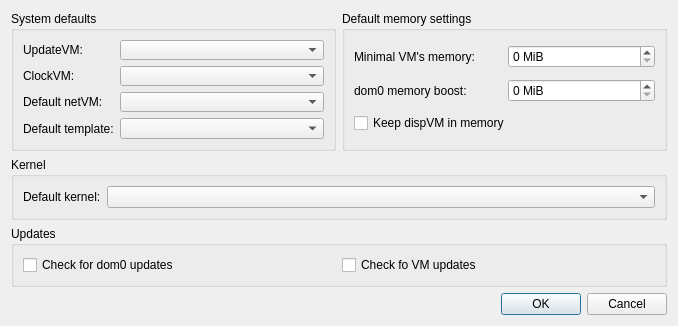
QubesOS/qubes-manager, file globalsettingsdlg.ui: the form before one commit.
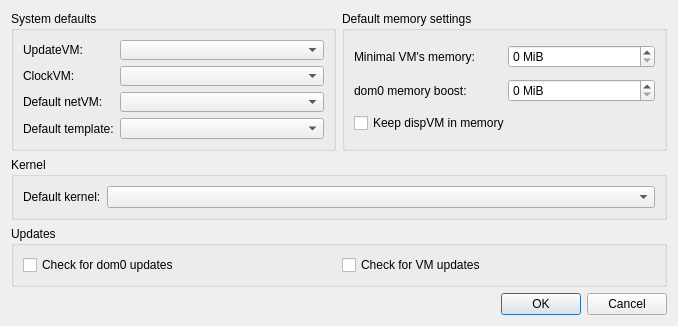
The form after the commit.

Patch:
```diff
--- a/globalsettingsdlg.ui
+++ b/globalsettingsdlg.ui
@@ -218,7 +218,7 @@
          <string>Unknown current state</string>
         </property>
         <property name="text">
-         <string>Check fo VM updates</string>
+         <string>Check for VM updates</string>
         </property>
        </widget>
       </item>
```
